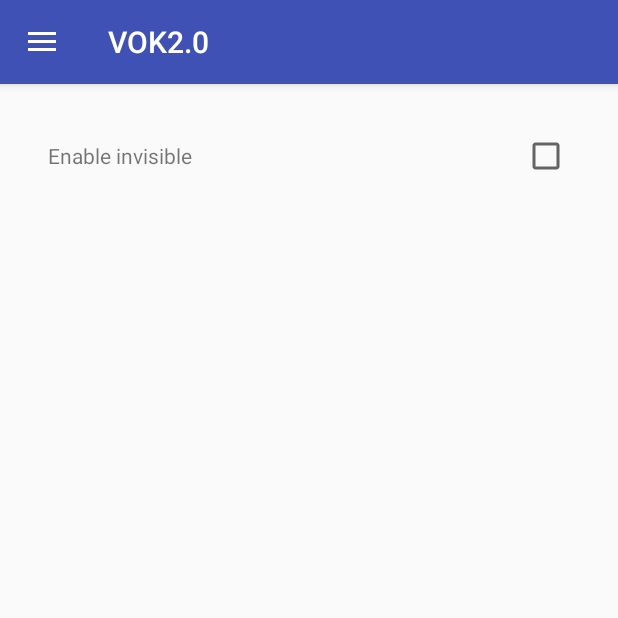
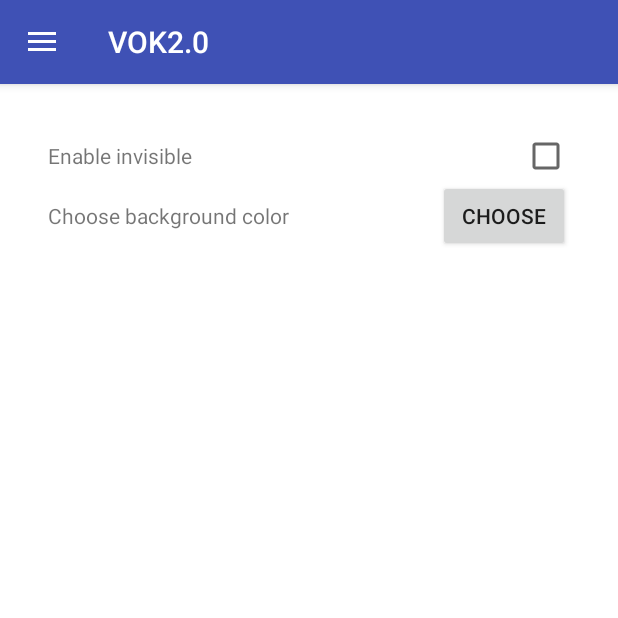
Before and after one commit to v1sar/VOK2.0, an Android app: the screen it shows after launch (MainActivity), in the side drawer, after a tap on "Настройки", on a phone screen of 412 x 824 dp, the top half of it. Run offline under Robolectric (Android 15) with nearby library versions, the phone set to English and light mode, and no system bars; libraries missing offline, so code that uses them is left out: com.flask.colorpicker, com.flurry.android, com.vk.sdk; pictures from the network do not load; 3 statements that could not run were skipped.

Commit message:
added background color picker

```diff
--- a/app/build.gradle
+++ b/app/build.gradle
@@ -27,6 +27,7 @@ dependencies {
     compile files('libs/ormlite-android-5.0.jar')
     compile files('libs/ormlite-core-5.0.jar')
     compile 'com.android.support:appcompat-v7:24.2.1'
+    compile 'com.github.QuadFlask:colorpicker:0.0.12'
     compile 'com.vk:androidsdk:1.6.5'
     compile 'com.android.support:design:24.2.1'
     compile 'com.android.support:support-v4:24.2.1'
--- a/app/src/main/java/com/bmstu/vok20/Fragments/SettingsFragment.java
+++ b/app/src/main/java/com/bmstu/vok20/Fragments/SettingsFragment.java
@@ -7,16 +7,19 @@ import android.util.Log;
 import android.view.LayoutInflater;
 import android.view.View;
 import android.view.ViewGroup;
+import android.widget.Button;
 import android.widget.CheckBox;
 
+import com.bmstu.vok20.Helpers.DialogBuilders;
 import com.bmstu.vok20.Helpers.PreferenceHelper;
 import com.bmstu.vok20.R;
 
 /**
  * A simple {@link Fragment} subclass.
  */
-public class SettingsFragment extends Fragment {
+public class SettingsFragment extends Fragment implements DialogBuilders.ColorPicked {
 
+    DialogBuilders dialogBuilders = new DialogBuilders();
 
     public SettingsFragment() {
         // Required empty public constructor
@@ -44,7 +47,21 @@ public class SettingsFragment extends Fragment {
             }
         });
 
+        Button colorBtn = (Button) view.findViewById(R.id.color_picker_button);
+
+        colorBtn.setOnClickListener(new View.OnClickListener() {
+            @Override
+            public void onClick(View v) {
+                dialogBuilders.colorPickerDialogBuilder(getActivity(), SettingsFragment.this).show();
+            }
+        });
+
         return view;
     }
 
+    @Override
+    public void picked() {
+        View view = getActivity().getWindow().getDecorView();
+        view.setBackgroundColor(PreferenceHelper.getInstance().getInt(PreferenceHelper.BACKGROUND_COLOR));
+    }
 }
--- /dev/null
+++ b/app/src/main/java/com/bmstu/vok20/Helpers/DialogBuilders.java
@@ -0,0 +1,49 @@
+package com.bmstu.vok20.Helpers;
+
+import android.app.Activity;
+import android.content.Context;
+import android.content.DialogInterface;
+import android.support.v4.app.Fragment;
+import android.support.v7.app.AlertDialog;
+import android.util.Log;
+import android.view.View;
+
+import com.bmstu.vok20.MainActivity;
+import com.flask.colorpicker.ColorPickerView;
+import com.flask.colorpicker.builder.ColorPickerClickListener;
+import com.flask.colorpicker.builder.ColorPickerDialogBuilder;
+
+/**
+ * Created by qwerty on 14.12.16.
+ */
+
+public class DialogBuilders {
+
+    private ColorPicked colorPicked;
+
+    public interface ColorPicked {
+        void picked();
+    }
+
+    public AlertDialog colorPickerDialogBuilder(final Context context, final Fragment fragment) {
+        return ColorPickerDialogBuilder
+                .with(context)
+                .setTitle("Choose color")
+                .wheelType(ColorPickerView.WHEEL_TYPE.FLOWER)
+                .density(12)
+                .setPositiveButton("ok", new ColorPickerClickListener() {
+                    @Override
+                    public void onClick(DialogInterface dialog, int selectedColor, Integer[] allColors) {
+                        PreferenceHelper.getInstance().putInt(PreferenceHelper.BACKGROUND_COLOR, selectedColor);
+                        colorPicked = (ColorPicked) fragment;
+                        colorPicked.picked();
+                    }
+                })
+                .setNegativeButton("cancel", new DialogInterface.OnClickListener() {
+                    @Override
+                    public void onClick(DialogInterface dialog, int which) {
+                    }
+                })
+                .build();
+    }
+}
--- a/app/src/main/java/com/bmstu/vok20/Helpers/PreferenceHelper.java
+++ b/app/src/main/java/com/bmstu/vok20/Helpers/PreferenceHelper.java
@@ -10,6 +10,7 @@ import android.content.SharedPreferences;
 public class PreferenceHelper {
 
     public static final String ENABLE_INVISIBLE = "enable_invisible";
+    public static final String BACKGROUND_COLOR = "background_color";
 
     private static PreferenceHelper instance;
 
@@ -43,4 +44,14 @@ public class PreferenceHelper {
            return preferences.getBoolean(key,false);
     }
 
+    public void putInt(String key, int value) {
+        SharedPreferences.Editor editor = preferences.edit();
+        editor.putInt(key,value);
+        editor.apply();
+    }
+
+    public int getInt(String key) {
+        return preferences.getInt(key, 0xFFFFFFFF);
+    }
+
 }
--- a/app/src/main/java/com/bmstu/vok20/MainActivity.java
+++ b/app/src/main/java/com/bmstu/vok20/MainActivity.java
@@ -23,6 +23,7 @@ import android.util.Log;
 import android.view.MenuItem;
 
 import com.bmstu.vok20.Fragments.SettingsFragment;
+import com.bmstu.vok20.Helpers.PreferenceHelper;
 import com.bmstu.vok20.VK.VKDialogsFragment;
 import com.bmstu.vok20.VK.VKLongPollService;
 import com.bmstu.vok20.VK.VKMessagesFragment;
@@ -33,6 +34,7 @@ import com.vk.sdk.VKSdk;
 import com.vk.sdk.api.VKError;
 
 import android.Manifest;
+import android.view.View;
 import android.widget.Toast;
 
 public class MainActivity extends AppCompatActivity implements NavigationView.OnNavigationItemSelectedListener {
@@ -82,9 +84,14 @@ public class MainActivity extends AppCompatActivity implements NavigationView.On
             );
         }
         /*** ***/
-
+        setBackgroundColor();
         vkActionReceiver = new VKActionReceiver();
         VKLongPollService.startActionUpdateMessages(MainActivity.this);
+    }
+
+    private void setBackgroundColor() {
+        View view = this.getWindow().getDecorView();
+        view.setBackgroundColor(PreferenceHelper.getInstance().getInt(PreferenceHelper.BACKGROUND_COLOR));
     }
 
     @Override
--- a/app/src/main/res/layout/fragment_settings.xml
+++ b/app/src/main/res/layout/fragment_settings.xml
@@ -25,4 +25,24 @@
 
      </LinearLayout>
 
+    <LinearLayout
+        android:layout_width="match_parent"
+        android:layout_height="wrap_content"
+        android:orientation="horizontal">
+
+        <TextView
+            android:layout_width="wrap_content"
+            android:layout_height="wrap_content"
+            android:text="@string/background_color"
+            android:layout_weight="1"
+            />
+        <Button
+            android:id="@+id/color_picker_button"
+            android:layout_width="wrap_content"
+            android:layout_height="wrap_content"
+            android:text="@string/choose_color"
+            />
+
+    </LinearLayout>
+
 </LinearLayout>
--- a/app/src/main/res/values/strings.xml
+++ b/app/src/main/res/values/strings.xml
@@ -7,4 +7,6 @@
     <string name="send">Отправить</string>
     <string name="sendMessage">Введите сообщение</string>
     <string name="invisible">Enable invisible</string>
+    <string name="background_color">Choose background color</string>
+    <string name="choose_color">Choose</string>
 </resources>
--- a/build.gradle
+++ b/build.gradle
@@ -15,6 +15,7 @@ buildscript {
 allprojects {
     repositories {
         jcenter()
+        maven { url "https://jitpack.io" }
     }
 }
 
```
